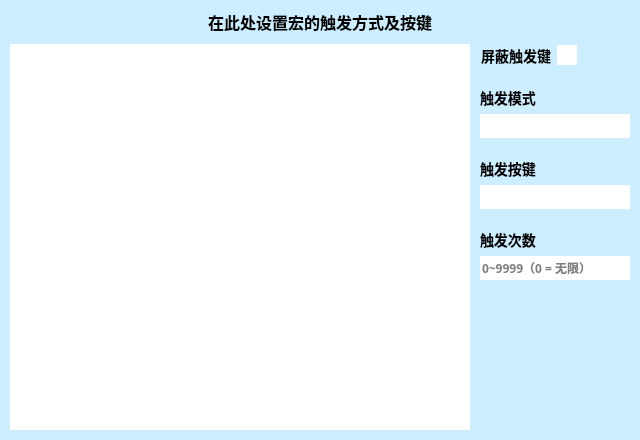
Qt form .ui/TriggerUi.ui (ChiyukiGana/Quickinput) before a commit.
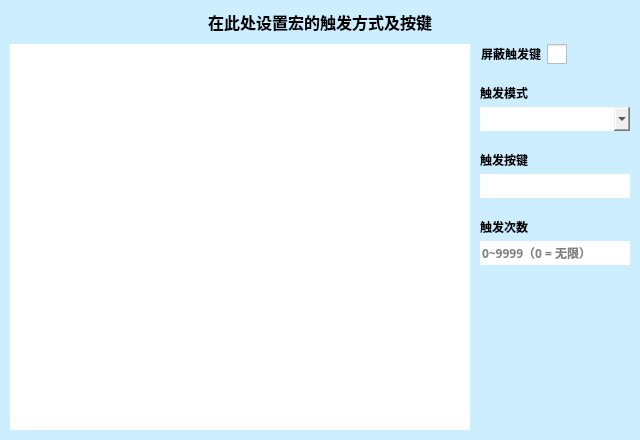
The same form after that commit. Icons and pictures are not drawn. Custom widgets are drawn as their Qt base class.

The edit to the form file:
```diff
--- a/.ui/TriggerUi.ui
+++ b/.ui/TriggerUi.ui
@@ -32,20 +32,31 @@
    <string>Trigger</string>
   </property>
   <property name="styleSheet">
-   <string notr="true">*{font-family:&quot;Microsoft YaHei&quot;;font-size:14px;}
-#TriggerUiClass{background-color:#CEF;}
-
-QCheckBox::indicator{background-color:#FFF;width:20px;height:20px;}
-QCheckBox::indicator:checked{background-color:white;image:url(:/checked.png);}
-
-QComboBox{background-color:white;padding-left:3px;border:none;font-size:12px;}
-QComboBox::drop-down{background-color:#FFF;}
-QComboBox QAbstractItemView{background-color:white;border:none;}
-
-QLineEdit{background-color:white;border:none;font-size:12px;}</string>
+   <string notr="true"/>
   </property>
   <layout class="QVBoxLayout" name="verticalLayout_5">
    <property name="spacing">
+    <number>0</number>
+   </property>
+   <property name="leftMargin">
+    <number>0</number>
+   </property>
+   <property name="topMargin">
+    <number>0</number>
+   </property>
+   <property name="rightMargin">
+    <number>0</number>
+   </property>
+   <property name="bottomMargin">
+    <number>0</number>
+   </property>
+   <item>
+    <widget class="QWidget" name="clientWidget" native="true">
+     <property name="styleSheet">
+      <string notr="true">*{color:black;border:none;outline:none;font-size:12px;font-family:&quot;Microsoft YaHei&quot;}QMainWindow,QDialog{border:1px solid gray}#titleWidget{background-color:white}#titleWidget *{font-size:14px}#titleWidget QPushButton,#titleWidget QCheckBox::indicator{background-color:#CCC;width:20px;height:20px;border-radius:10px}#titleWidget QCheckBox::indicator:checked{image:url(:/checked.png)}#clientWidget{background-color:#CEF}QMenu,#clientWidget QLineEdit,#clientWidget QTextEdit,#clientWidget QKeyEdit,#clientWidget QCheckBox::indicator,#clientWidget QRadioButton::indicator,#clientWidget QHeaderView,#clientWidget QHeaderView::section,#clientWidget QTableWidget,#clientWidget QTableWidget QTableCornerButton::section,#clientWidget QComboBox,#clientWidget QComboBox QAbstractItemView{background-color:white;color:black}#clientWidget QPushButton,#clientWidget QTabBar::tab,#clientWidget QTabBar::tab:first,#clientWidget QTabBar::tab:last{background-color:#ADE;color:black}#clientWidget QCheckBox::indicator,#clientWidget QRadioButton::indicator{width:20px;height:20px}#clientWidget QComboBox{padding-left:3px}QMenu::item:selected,#clientWidget QPushButton:hover,#clientWidget QCheckBox::indicator:hover,#clientWidget QRadioButton::indicator:hover,#clientWidget QTableWidget::item:hover,#clientWidget QTabBar::tab:hover,#clientWidget QTabBar::tab:first:hover,#clientWidget QTabBar::tab:last:hover{background-color:#BEF;color:black}#clientWidget QTableWidget::item:selected{background-color:#CEF;color:black}#clientWidget QTabBar::tab:selected,#clientWidget QTabBar::tab:first:selected,#clientWidget QTabBar::tab:last:selected{background-color:#CEF;color:black}#clientWidget QCheckBox::indicator:checked,#clientWidget QRadioButton::indicator:checked{image:url(:/checked.png)}#clientWidget #bnWndActive,#clientWidget #bnPos,#clientWidget #bnColorRect{background-color:white}</string>
+     </property>
+     <layout class="QVBoxLayout" name="verticalLayout">
+      <property name="spacing">
     <number>10</number>
    </property>
    <property name="leftMargin">
@@ -446,6 +457,9 @@
       </layout>
      </item>
     </layout>
+      </item>
+     </layout>
+    </widget>
    </item>
   </layout>
  </widget>
```
Left out of the diff: 28 changed lines with no effect on the pictures. Lines whose indentation alone changed are shown as unchanged.
